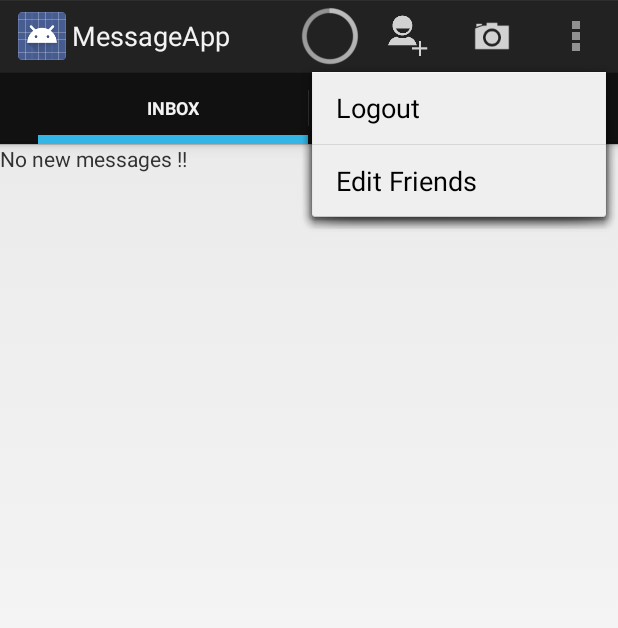
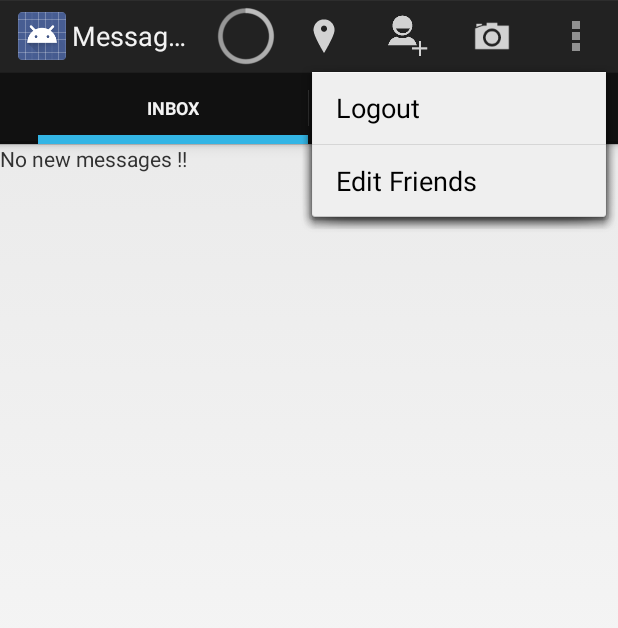
Before and after one commit to billpsyllos/MessageApp, an Android app: the MainActivity screen opened directly, with no data from a screen before it, with the options menu open, on a phone screen of 412 x 824 dp. Shown: the top 628 px of the screen. Run offline under Robolectric (Android 15) with nearby library versions, the phone set to English and light mode, and no system bars; 9 statements that could not run were skipped.

```diff
--- a/app/build.gradle
+++ b/app/build.gradle
@@ -20,4 +20,5 @@ dependencies {
     compile fileTree(dir: 'libs', include: ['*.jar'])
     compile 'com.android.support:support-v13:20.0.0'
     compile fileTree('src/main/libs')
+    compile 'com.google.android.gms:play-services:6.1.+'
 }
--- a/app/src/main/java/com/example/messageapp/messageapp/ParseConstants.java
+++ b/app/src/main/java/com/example/messageapp/messageapp/ParseConstants.java
@@ -19,7 +19,9 @@ public final class ParseConstants {
     public static final String KEY_FILE_TYPE = "fileType";
     public static final String KEY_CREATED_AT = "createdAt";
     public static final String KEY_DESCRIPTION = "description";
-
+    public static final String CLASS_LOCATION = "Location";
+    public static final String KEY_COORDINATES = "coordinates";
+    public static final String KEY_USER_ID = "userId";
     public static final String TYPE_IMAGE = "image";
     public static final String TYPE_VIDEO = "video";
 }
--- a/app/src/main/res/menu/main.xml
+++ b/app/src/main/res/menu/main.xml
@@ -9,6 +9,11 @@
     android:title="@string/menu_edit_friends_label"
     android:orderInCategory="100"
     android:showAsAction="never" />
+    <item android:id="@+id/action_location_enable"
+        android:title="@string/menu_location_enable"
+        android:orderInCategory="100"
+        android:showAsAction="always"
+        android:icon="@drawable/ic_action_place"/>
     <item android:id="@+id/action_add_friends"
         android:title="@string/menu_add_friends_label"
         android:orderInCategory="100"
--- a/app/src/main/res/values/strings.xml
+++ b/app/src/main/res/values/strings.xml
@@ -52,5 +52,8 @@
     <string name="description_label">Add a description</string>
     <string name="title_activity_friends_messages">FriendsMessagesActivity</string>
     <string name="title_activity_friend_messages">FriendMessagesActivity</string>
+    <string name="menu_location_enable">location enable</string>
+    <string name="gps_not_found_title">GPS not found</string>
+    <string name="gps_not_found_message">Please enable location services</string>
 
 </resources>
```
Also changed, not shown: app/src/main/AndroidManifest.xml (+8 -0 lines), app/src/main/java/com/example/messageapp/messageapp/MainActivity.java (+66 -0 lines), app/src/main/res/drawable-hdpi/ic_action_place.png (added), app/src/main/res/drawable-mdpi/ic_action_place.png (added), app/src/main/res/drawable-xhdpi/ic_action_place.png (added), app/src/main/res/drawable-xxhdpi/ic_action_place.png (added), 1 other file.
